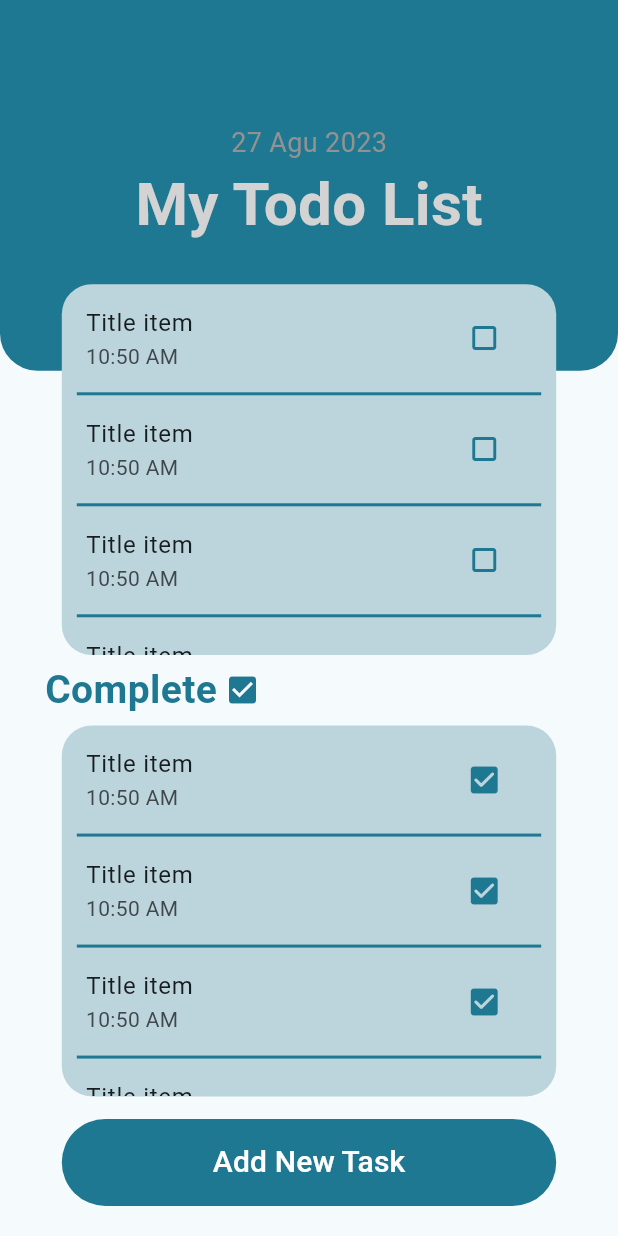
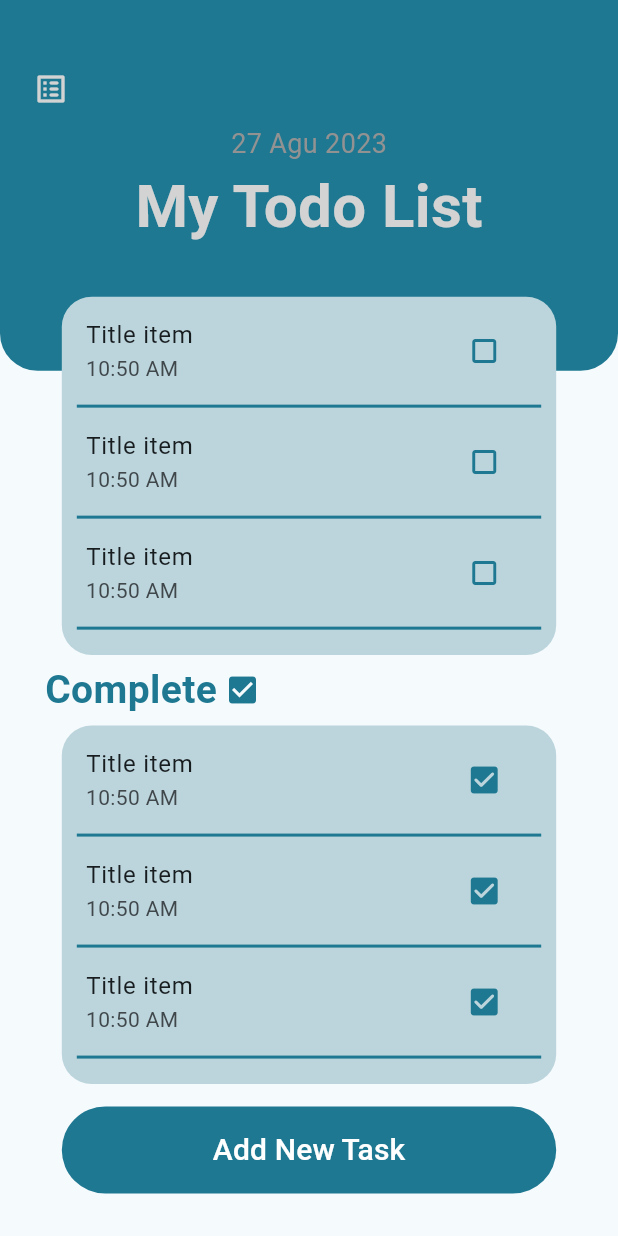
Before and after one commit to MinaYasser100/my-tasks, a Flutter app: the HomeView screen opened by its route, on a phone screen of 412 x 824 dp. Run offline on Flutter 3.47's test engine with Material 3 defaults, Android fonts, the phone set to English and light mode, and no system bars; our stand-ins replace lottie.

Commit message:
add icon list in home view

```diff
--- a/lib/features/home/views/widgets/done_tasks.dart
+++ b/lib/features/home/views/widgets/done_tasks.dart
@@ -13,7 +13,7 @@ class DoneTasks extends StatelessWidget {
   Widget build(BuildContext context) {
     return Container(
       width: MediaQuery.of(context).size.width * 0.8,
-      height: MediaQuery.of(context).size.height * 0.30,
+      height: MediaQuery.of(context).size.height * 0.29,
       decoration: const BoxDecoration(
         color: kSecondColor,
         borderRadius: BorderRadius.all(Radius.circular(20)),
--- a/lib/features/home/views/widgets/initial_home_view.dart
+++ b/lib/features/home/views/widgets/initial_home_view.dart
@@ -19,17 +19,32 @@ class InitialHomeWidget extends StatelessWidget {
           bottomRight: Radius.circular(25),
         ),
       ),
-      child: const Column(
-        mainAxisAlignment: MainAxisAlignment.center,
+      child: Column(
         children: [
-          Text(
+          const SizedBox(
+            height: 35,
+          ),
+          Align(
+            alignment: Alignment.centerLeft,
+            child: Padding(
+              padding: const EdgeInsets.only(left: 10),
+              child: IconButton(
+                  padding: EdgeInsets.zero,
+                  onPressed: () {},
+                  icon: const Icon(
+                    Icons.list_alt_rounded,
+                    color: kLightGrey,
+                  )),
+            ),
+          ),
+          const Text(
             '27 Agu 2023',
             style: TextStyle(
               fontSize: 18,
               color: Color.fromARGB(255, 146, 146, 146),
             ),
           ),
-          Text(
+          const Text(
             'My Todo List',
             style: Styles.textStyle40,
           )
--- a/lib/features/home/views/widgets/not_done_tasks.dart
+++ b/lib/features/home/views/widgets/not_done_tasks.dart
@@ -12,7 +12,7 @@ class NotDoneTasks extends StatelessWidget {
   Widget build(BuildContext context) {
     return Container(
       width: MediaQuery.of(context).size.width * 0.8,
-      height: MediaQuery.of(context).size.height * 0.30,
+      height: MediaQuery.of(context).size.height * 0.29,
       decoration: const BoxDecoration(
         color: kSecondColor,
         borderRadius: BorderRadius.all(Radius.circular(20)),
```
